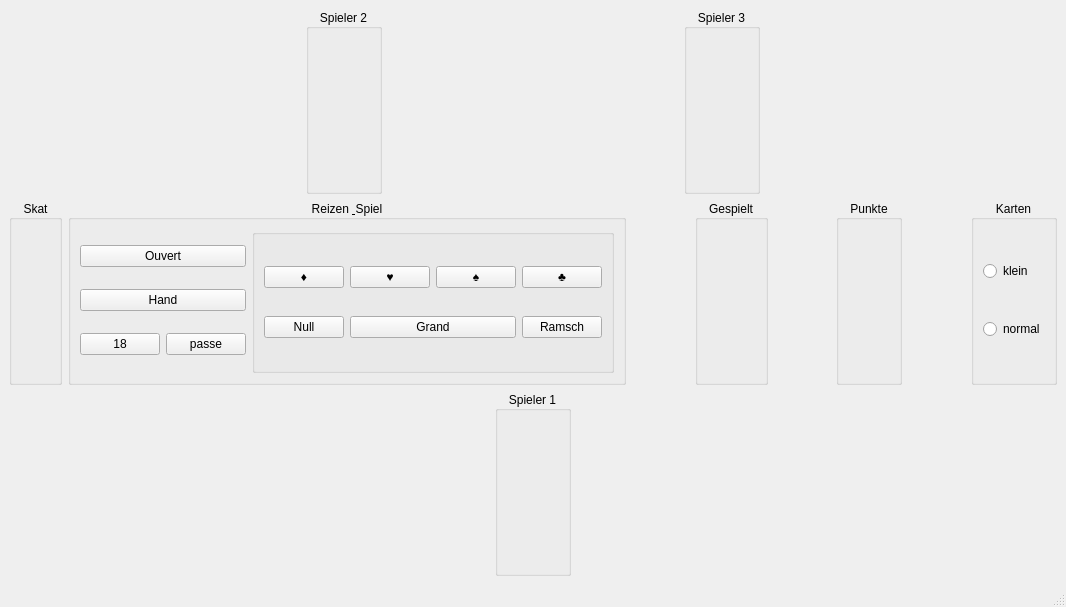
Old version of the form src/table.ui in the repository squawk7x/QuteSkatGame.
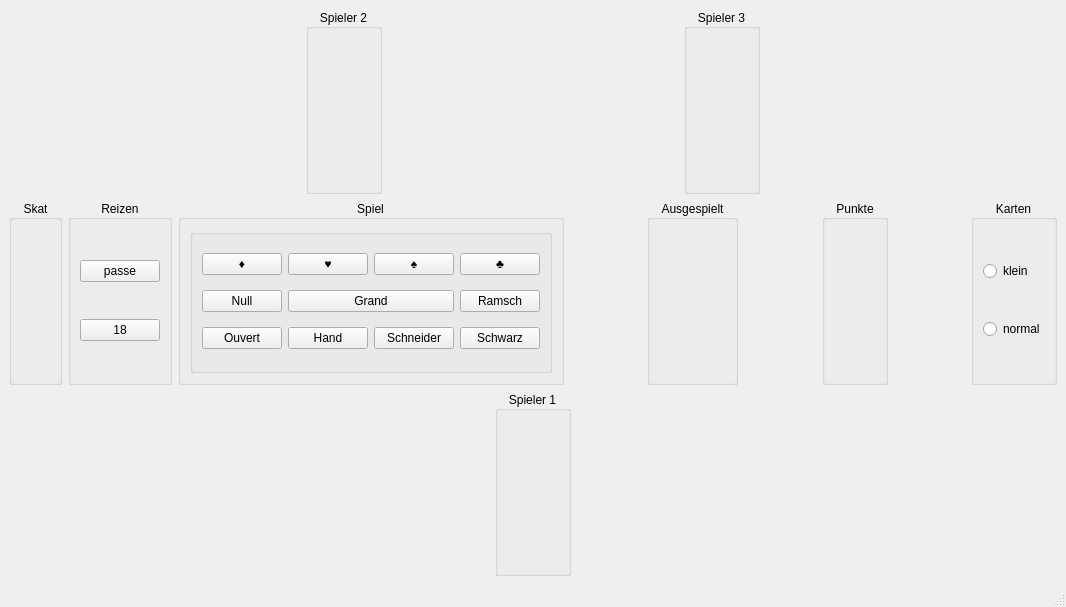
New version of the form.

The edit to the form file:
```diff
--- a/src/table.ui
+++ b/src/table.ui
@@ -1,7 +1,7 @@
 <?xml version="1.0" encoding="UTF-8"?>
 <ui version="4.0">
- <class>Table</class>
- <widget class="QMainWindow" name="Table">
+ <class>Skattisch</class>
+ <widget class="QMainWindow" name="Skattisch">
   <property name="geometry">
    <rect>
     <x>0</x>
@@ -111,53 +111,38 @@
       <item>
        <widget class="QGroupBox" name="gbReizen">
         <property name="title">
-         <string>Reizen &amp; Spiel</string>
+         <string>Reizen</string>
+        </property>
+        <property name="alignment">
+         <set>Qt::AlignmentFlag::AlignCenter</set>
+        </property>
+        <layout class="QVBoxLayout" name="verticalLayout_3">
+         <item>
+          <widget class="QPushButton" name="pbPassen">
+           <property name="text">
+            <string>passe</string>
+           </property>
+          </widget>
+         </item>
+         <item>
+          <widget class="QPushButton" name="pbReizen">
+           <property name="text">
+            <string>18</string>
+           </property>
+          </widget>
+         </item>
+        </layout>
+       </widget>
+      </item>
+      <item>
+       <widget class="QGroupBox" name="gbSpiel">
+        <property name="title">
+         <string>Spiel</string>
         </property>
         <property name="alignment">
          <set>Qt::AlignmentFlag::AlignCenter</set>
         </property>
         <layout class="QHBoxLayout" name="horizontalLayout_4">
-         <item>
-          <layout class="QGridLayout" name="gridLayout">
-           <item row="3" column="3" colspan="2">
-            <widget class="QPushButton" name="pbPassen">
-             <property name="text">
-              <string>passe</string>
-             </property>
-            </widget>
-           </item>
-           <item row="3" column="1" colspan="2">
-            <widget class="QPushButton" name="pbReizen">
-             <property name="text">
-              <string>18</string>
-             </property>
-            </widget>
-           </item>
-           <item row="1" column="1" colspan="4">
-            <widget class="QPushButton" name="pbHand">
-             <property name="text">
-              <string>Hand</string>
-             </property>
-             <property name="checkable">
-              <bool>true</bool>
-             </property>
-            </widget>
-           </item>
-           <item row="0" column="1" colspan="4">
-            <widget class="QPushButton" name="pbOuvert">
-             <property name="text">
-              <string>Ouvert</string>
-             </property>
-             <property name="checkable">
-              <bool>true</bool>
-             </property>
-             <property name="autoExclusive">
-              <bool>true</bool>
-             </property>
-            </widget>
-           </item>
-          </layout>
-         </item>
          <item>
           <widget class="QGroupBox" name="bgRule">
            <property name="title">
@@ -170,6 +155,19 @@
             <bool>false</bool>
            </property>
            <layout class="QGridLayout" name="gridLayout_2">
+            <item row="1" column="1" colspan="2">
+             <widget class="QPushButton" name="pbGrand">
+              <property name="text">
+               <string>Grand</string>
+              </property>
+              <property name="checkable">
+               <bool>true</bool>
+              </property>
+              <property name="autoExclusive">
+               <bool>true</bool>
+              </property>
+             </widget>
+            </item>
             <item row="1" column="0">
              <widget class="QPushButton" name="pbNull">
               <property name="text">
@@ -196,6 +194,19 @@
               </property>
              </widget>
             </item>
+            <item row="0" column="3">
+             <widget class="QPushButton" name="pbKreuz">
+              <property name="text">
+               <string>♣</string>
+              </property>
+              <property name="checkable">
+               <bool>true</bool>
+              </property>
+              <property name="autoExclusive">
+               <bool>true</bool>
+              </property>
+             </widget>
+            </item>
             <item row="0" column="2">
              <widget class="QPushButton" name="pbPik">
               <property name="text">
@@ -225,19 +236,6 @@
               </property>
              </widget>
             </item>
-            <item row="1" column="1" colspan="2">
-             <widget class="QPushButton" name="pbGrand">
-              <property name="text">
-               <string>Grand</string>
-              </property>
-              <property name="checkable">
-               <bool>true</bool>
-              </property>
-              <property name="autoExclusive">
-               <bool>true</bool>
-              </property>
-             </widget>
-            </item>
             <item row="0" column="1">
              <widget class="QPushButton" name="pbHerz">
               <property name="text">
@@ -251,15 +249,45 @@
               </property>
              </widget>
             </item>
-            <item row="0" column="3">
-             <widget class="QPushButton" name="pbKreuz">
+            <item row="2" column="0">
+             <widget class="QPushButton" name="pbOuvert">
               <property name="text">
-               <string>♣</string>
+               <string>Ouvert</string>
               </property>
               <property name="checkable">
                <bool>true</bool>
               </property>
               <property name="autoExclusive">
+               <bool>false</bool>
+              </property>
+             </widget>
+            </item>
+            <item row="2" column="1">
+             <widget class="QPushButton" name="pbHand">
+              <property name="text">
+               <string>Hand</string>
+              </property>
+              <property name="checkable">
+               <bool>true</bool>
+              </property>
+             </widget>
+            </item>
+            <item row="2" column="2">
+             <widget class="QPushButton" name="pbSchneider">
+              <property name="text">
+               <string>Schneider</string>
+              </property>
+              <property name="checkable">
+               <bool>true</bool>
+              </property>
+             </widget>
+            </item>
+            <item row="2" column="3">
+             <widget class="QPushButton" name="pbSchwarz">
+              <property name="text">
+               <string>Schwarz</string>
+              </property>
+              <property name="checkable">
                <bool>true</bool>
               </property>
              </widget>
@@ -286,7 +314,7 @@
       <item>
        <widget class="QGroupBox" name="gbTrick">
         <property name="title">
-         <string>Gespielt</string>
+         <string>Ausgespielt</string>
         </property>
         <property name="alignment">
          <set>Qt::AlignmentFlag::AlignCenter</set>
@@ -411,7 +439,7 @@
      <x>0</x>
      <y>0</y>
      <width>1066</width>
-     <height>22</height>
+     <height>26</height>
     </rect>
    </property>
   </widget>
```
